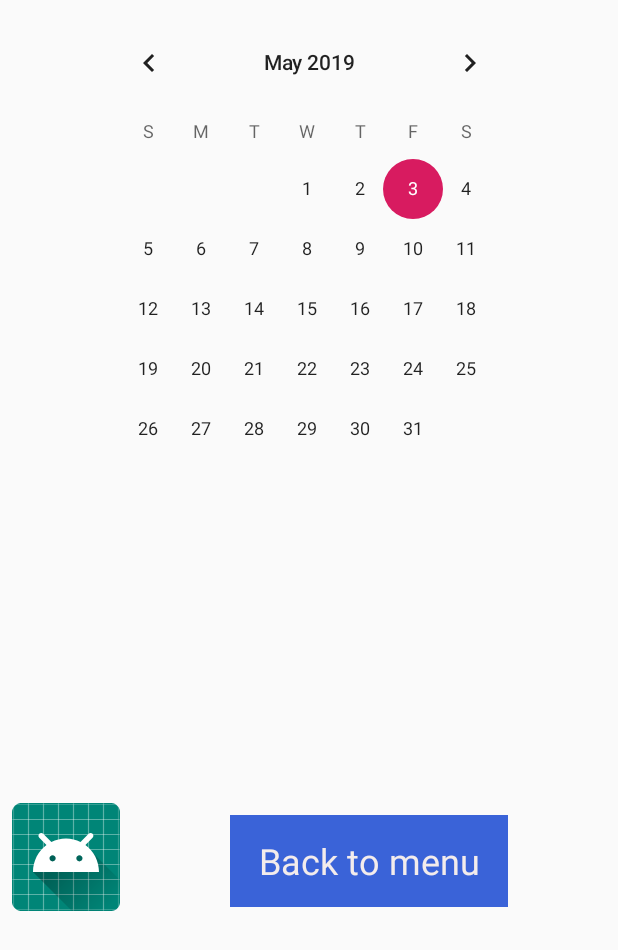
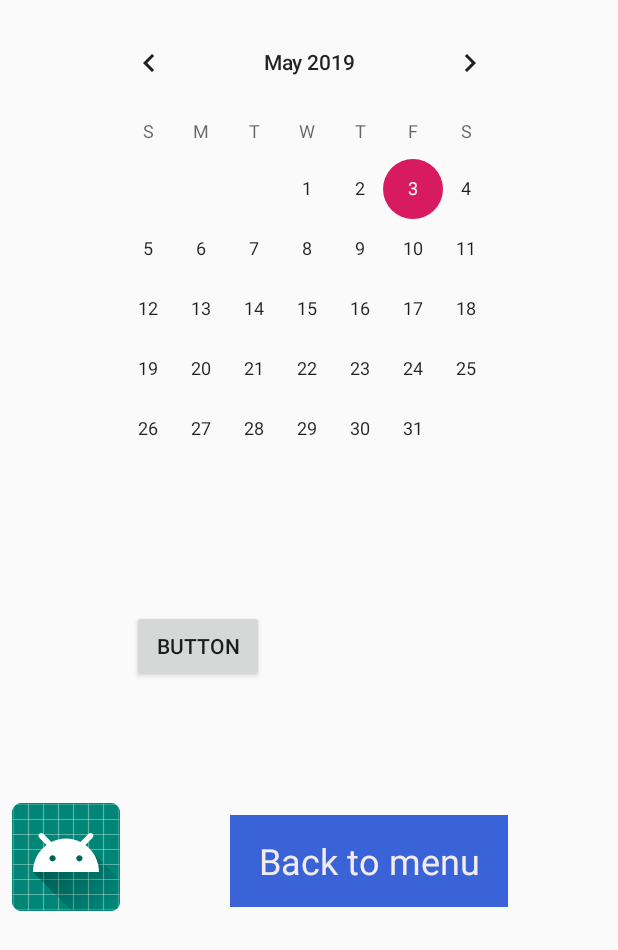
Before and after one commit to erhed/android-exploring-layouts, an Android app: the layout activity_main.xml on its own in the app's theme, with its tools: preview values and no code run, on a phone screen of 412 x 824 dp. Shown: the top 950 px of the screen. Run offline under Robolectric (Android 15) with nearby library versions, the phone set to English and light mode, and no system bars.

Commit message:
new button

```diff
--- a/app/src/main/res/layout/activity_main.xml
+++ b/app/src/main/res/layout/activity_main.xml
@@ -52,4 +52,17 @@
         app:layout_constraintStart_toEndOf="@+id/imageView2"
         app:layout_constraintTop_toTopOf="@+id/imageView2" />
 
+    <Button
+        android:id="@+id/button2"
+        android:layout_width="wrap_content"
+        android:layout_height="wrap_content"
+        android:layout_marginStart="8dp"
+        android:layout_marginLeft="8dp"
+        android:layout_marginTop="8dp"
+        android:layout_marginBottom="8dp"
+        android:text="Button"
+        app:layout_constraintBottom_toTopOf="@+id/textView4"
+        app:layout_constraintStart_toEndOf="@+id/imageView2"
+        app:layout_constraintTop_toBottomOf="@+id/calendarView" />
+
 </android.support.constraint.ConstraintLayout>
```
